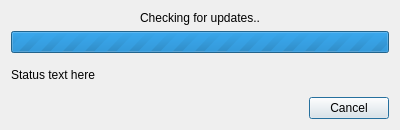
Above: src/qt/qt_updatecheckdialog.ui from 86Box/86Box before the change. Below: the same form after it.
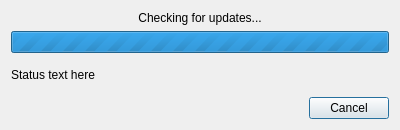
That is the form after the change.

```diff
--- a/src/qt/qt_updatecheckdialog.ui
+++ b/src/qt/qt_updatecheckdialog.ui
@@ -29,7 +29,7 @@
       </sizepolicy>
      </property>
      <property name="text">
-      <string>Checking for updates..</string>
+      <string>Checking for updates...</string>
      </property>
      <property name="alignment">
       <set>Qt::AlignCenter</set>
```
